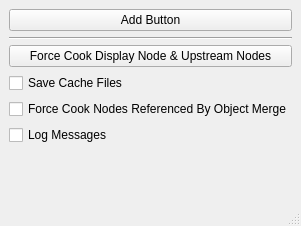
Before: the Qt Designer form ui/main_window.ui in iribo0425/force_cook_tool, drawn with Qt 5.
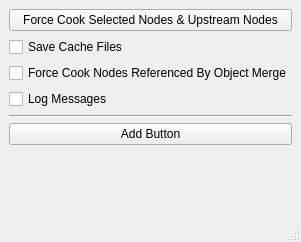
After: the same form once the commit is applied.

```diff
--- a/ui/main_window.ui
+++ b/ui/main_window.ui
@@ -7,7 +7,7 @@
     <x>0</x>
     <y>0</y>
     <width>300</width>
-    <height>226</height>
+    <height>242</height>
    </rect>
   </property>
   <property name="windowTitle">
@@ -16,9 +16,30 @@
   <widget class="QWidget" name="centralwidget">
    <layout class="QVBoxLayout" name="verticalLayout">
     <item>
-     <widget class="QPushButton" name="button_add_params">
+     <widget class="QPushButton" name="button_force_cook_nodes">
       <property name="text">
-       <string>Add Button</string>
+       <string>Force Cook Selected Nodes &amp;&amp; Upstream Nodes</string>
+      </property>
+     </widget>
+    </item>
+    <item>
+     <widget class="QCheckBox" name="check_box_save_cache_files">
+      <property name="text">
+       <string>Save Cache Files</string>
+      </property>
+     </widget>
+    </item>
+    <item>
+     <widget class="QCheckBox" name="check_box_force_cook_referenced_nodes">
+      <property name="text">
+       <string>Force Cook Nodes Referenced By Object Merge</string>
+      </property>
+     </widget>
+    </item>
+    <item>
+     <widget class="QCheckBox" name="check_box_log_messages">
+      <property name="text">
+       <string>Log Messages</string>
       </property>
      </widget>
     </item>
@@ -51,30 +72,9 @@
      </widget>
     </item>
     <item>
-     <widget class="QPushButton" name="button_force_cook_nodes">
+     <widget class="QPushButton" name="button_add_params">
       <property name="text">
-       <string>Force Cook Display Node &amp;&amp; Upstream Nodes</string>
-      </property>
-     </widget>
-    </item>
-    <item>
-     <widget class="QCheckBox" name="check_box_save_cache_files">
-      <property name="text">
-       <string>Save Cache Files</string>
-      </property>
-     </widget>
-    </item>
-    <item>
-     <widget class="QCheckBox" name="check_box_force_cook_referenced_nodes">
-      <property name="text">
-       <string>Force Cook Nodes Referenced By Object Merge</string>
-      </property>
-     </widget>
-    </item>
-    <item>
-     <widget class="QCheckBox" name="check_box_log_messages">
-      <property name="text">
-       <string>Log Messages</string>
+       <string>Add Button</string>
       </property>
      </widget>
     </item>
```
